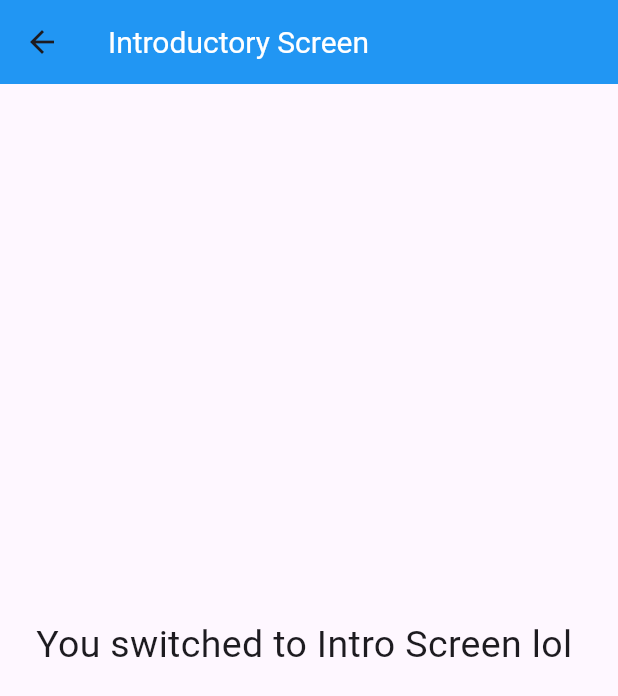
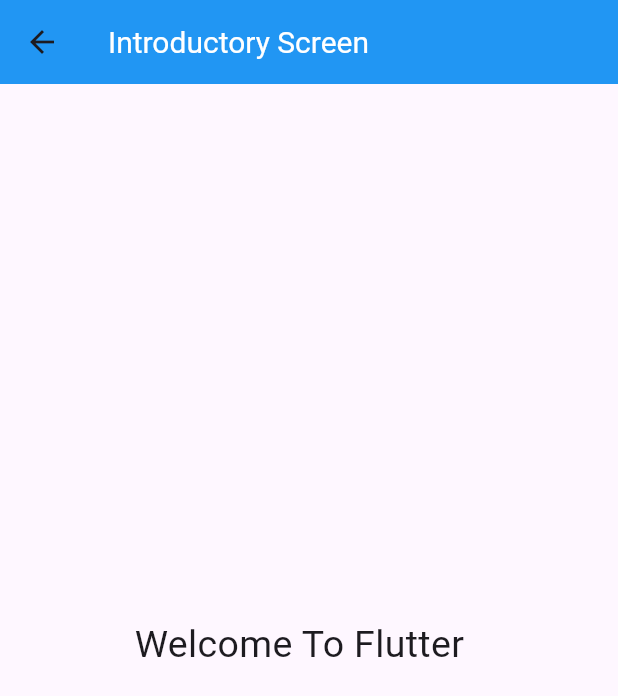
Before and after one commit to DivyaAKumar/FLUTTER-TUTORIAL, a Flutter app: the screen it shows after launch, after a tap on "Tap", on a phone screen of 412 x 824 dp. Shown: the top 696 px of the screen. Run offline on Flutter 3.47's test engine with Material 3 defaults, Android fonts, the phone set to English and light mode, and no system bars; our stand-ins replace font_awesome_flutter.

Commit message:
Passing Data From One to Another Screen

```diff
--- a/lib/IntroScreen.dart
+++ b/lib/IntroScreen.dart
@@ -2,6 +2,8 @@ import 'package:flutter/material.dart';
 import 'package:my_first_flutter_app/main.dart';
 
 class IntroScreen extends StatelessWidget{
+  var nameFromeHome;
+  IntroScreen(this.nameFromeHome);
   @override
   Widget build(BuildContext context) {
    return Scaffold(
@@ -12,7 +14,7 @@ class IntroScreen extends StatelessWidget{
       mainAxisAlignment: MainAxisAlignment.center,
 
       children: [
-        Center(child: Text("You switched to Intro Screen lol ", style: TextStyle(fontSize: 25),)),
+        Center(child: Text("Welcome To Flutter $nameFromeHome ", style: TextStyle(fontSize: 25),)),
         const SizedBox(height: 20,width: 20,),
 
       ],
--- a/lib/SplashScreen.dart
+++ b/lib/SplashScreen.dart
@@ -24,7 +24,7 @@ class _SplashScreenState extends State<SplashScreen> {
   return Scaffold(
     body: Container(
       color: Colors.indigo[900],
-      child: Center(child: Text("Hotstar", style: TextStyle(color: Colors.white, fontSize: 30, fontWeight: FontWeight.bold),)),
+      child: Center(child: Text("Flutter", style: TextStyle(color: Colors.white, fontSize: 30, fontWeight: FontWeight.bold),)),
     ),
   );
   }
--- a/lib/main.dart
+++ b/lib/main.dart
@@ -46,8 +46,8 @@ class _MyHomePageState extends State<MyHomePage> {
   Widget build(BuildContext context) {
     //var arr_name = ["Ram", 'Sita', 'Laxman', 'Dinesh'];
     var time = DateTime.now();
-    var no1Controller = TextEditingController();
-    var no2Controller = TextEditingController();
+    var name = TextEditingController();
+    //var no2Controller = TextEditingController();
 
     return Scaffold(
         appBar: AppBar(
@@ -58,13 +58,23 @@ class _MyHomePageState extends State<MyHomePage> {
           mainAxisAlignment: MainAxisAlignment.center,
           children: [
             Container(
-              width:200,
-              height: 200,
-              child: Text("Great! you successfully displayed splash screen!",style: TextStyle(fontSize: 30),
-            )
+              width:250,
+              height: 100,
+              child: Text("Hey user! Type in your name please.",style: TextStyle(fontSize: 30),
             ),
+
+
+            ),
+
+            Container(
+              width: 250,
+              child: TextField(
+                controller: name,
+              ),
+            ),
+            const SizedBox(width: 50,height: 50,),
             Center(child: ElevatedButton(onPressed: () {
-              Navigator.push(context, MaterialPageRoute(builder: (context) => IntroScreen(),));
+              Navigator.push(context, MaterialPageRoute(builder: (context) => IntroScreen(name.text.toString()),));
             }, child: Text("Tap")))
           ],
         )
```
